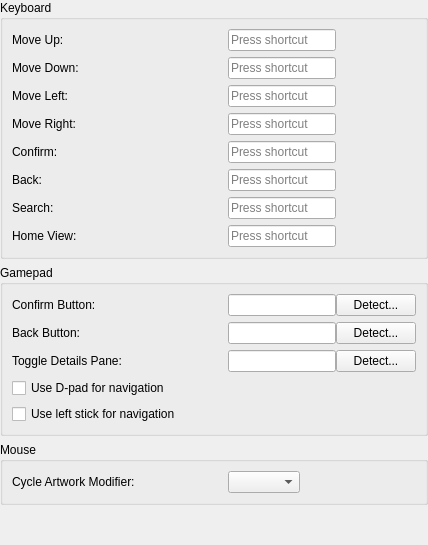
The window that src/ui/dialogs/settings/behavior/controlspanel.ui (EtherAura/Kartend) describes before a commit, drawn with Qt 5.
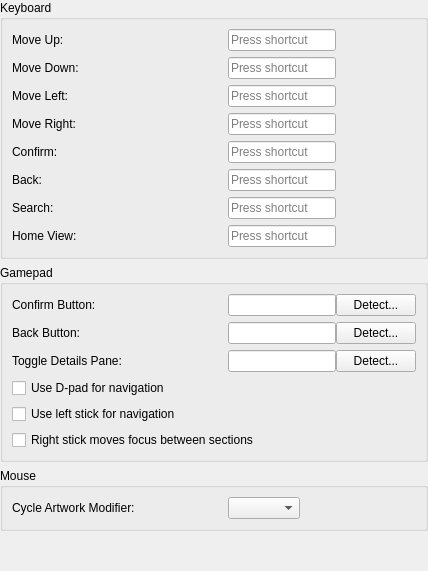
The same window after the commit.

Commit message: feat(input): section navigation, focus HUD and details-pane driving

Patch:
```diff
--- a/src/ui/dialogs/settings/behavior/controlspanel.ui
+++ b/src/ui/dialogs/settings/behavior/controlspanel.ui
@@ -68,6 +68,7 @@
       </item>
       <item row="3" column="0" colspan="2"><widget class="QCheckBox" name="gamepadUseDpadCheckBox"><property name="text"><string>Use D-pad for navigation</string></property></widget></item>
       <item row="4" column="0" colspan="2"><widget class="QCheckBox" name="gamepadUseLeftStickCheckBox"><property name="text"><string>Use left stick for navigation</string></property></widget></item>
+      <item row="5" column="0" colspan="2"><widget class="QCheckBox" name="gamepadRightStickSectionsCheckBox"><property name="toolTip"><string>Flick the right stick to move focus between the grid, toolbar, and sidebars. Holding Select with a direction does the same.</string></property><property name="text"><string>Right stick moves focus between sections</string></property></widget></item>
      </layout>
     </widget>
    </item>
```
The commit also changes 21 other files.
